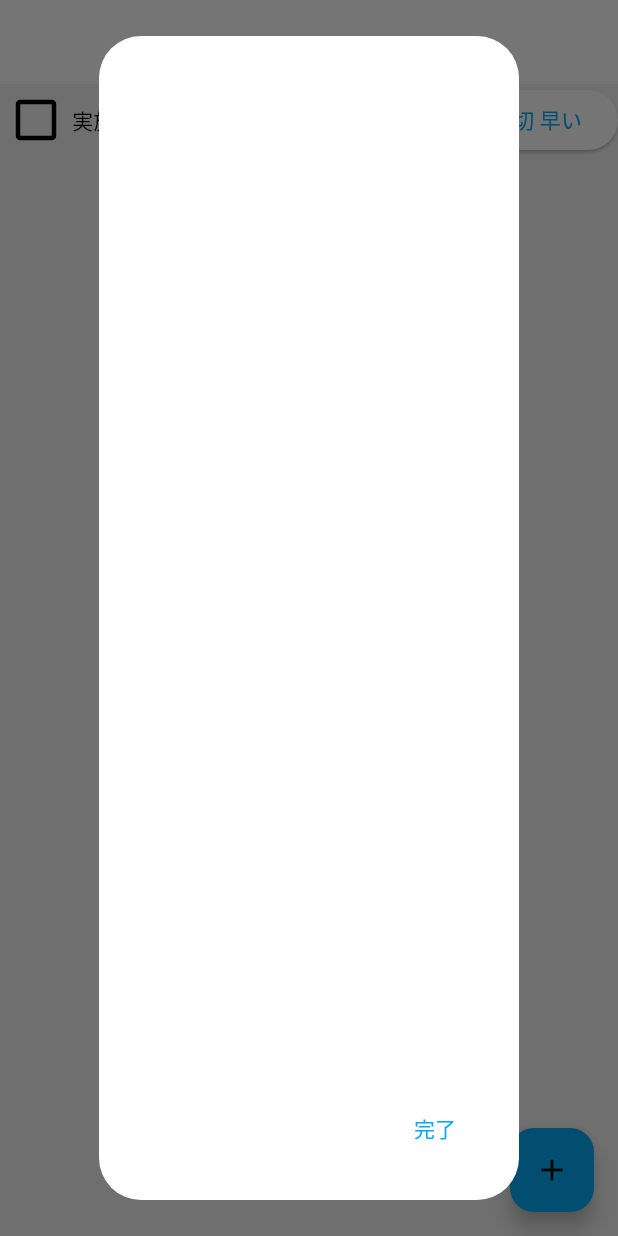
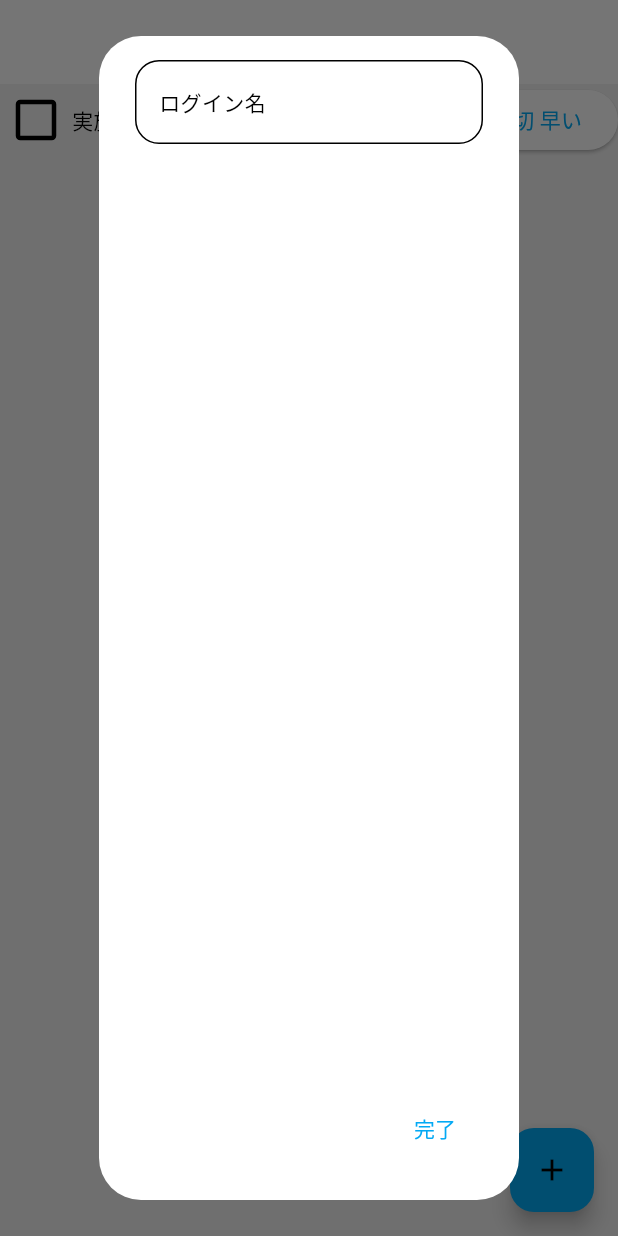
Before and after one commit to sakushin-udemy/firebase_todo_list, a Flutter app: the screen it shows after launch, after a tap on the "add" icon, on a phone screen of 412 x 824 dp. Run offline on Flutter 3.47's test engine with Material 2 defaults, Android fonts, the phone set to English and light mode, and no system bars; our stand-ins replace cloud_firestore, firebase_core, freezed_annotation, get_it; accounts and stored records are empty; generated files the repository leaves out were written again.

Commit message:
ログイン名の入力欄を作成した

```diff
--- a/lib/login_dialog.dart
+++ b/lib/login_dialog.dart
@@ -18,7 +18,26 @@ class _LoginDialogState extends State<LoginDialog> {
   Widget build(BuildContext context) {
     return AlertDialog(
       content: Column(
-        children: [],
+        children: [
+          TextFormField(
+            decoration: InputDecoration(
+              focusedBorder: OutlineInputBorder(
+                borderRadius: BorderRadius.circular(16),
+                borderSide: const BorderSide(
+                  width: 2,
+                ),
+              ),
+              labelStyle: Theme.of(context).textTheme.bodyMedium,
+              labelText: 'ログイン名',
+              enabledBorder: OutlineInputBorder(
+                borderRadius: BorderRadius.circular(16),
+                borderSide: const BorderSide(
+                  width: 1,
+                ),
+              ),
+            ),
+          ),
+        ],
       ),
       actions: [
         TextButton(
```
